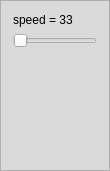
Qt form ToolBox.ui (1024210879/TimeRoulette) before a commit.
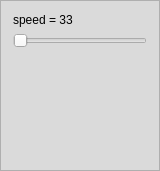
The same form after that commit.

What changed in the file:
```diff
--- a/ToolBox.ui
+++ b/ToolBox.ui
@@ -6,10 +6,22 @@
    <rect>
     <x>0</x>
     <y>0</y>
-    <width>110</width>
+    <width>160</width>
     <height>171</height>
    </rect>
   </property>
+  <property name="minimumSize">
+   <size>
+    <width>160</width>
+    <height>0</height>
+   </size>
+  </property>
+  <property name="maximumSize">
+   <size>
+    <width>160</width>
+    <height>16777215</height>
+   </size>
+  </property>
   <property name="windowTitle">
    <string>Form</string>
   </property>
```
